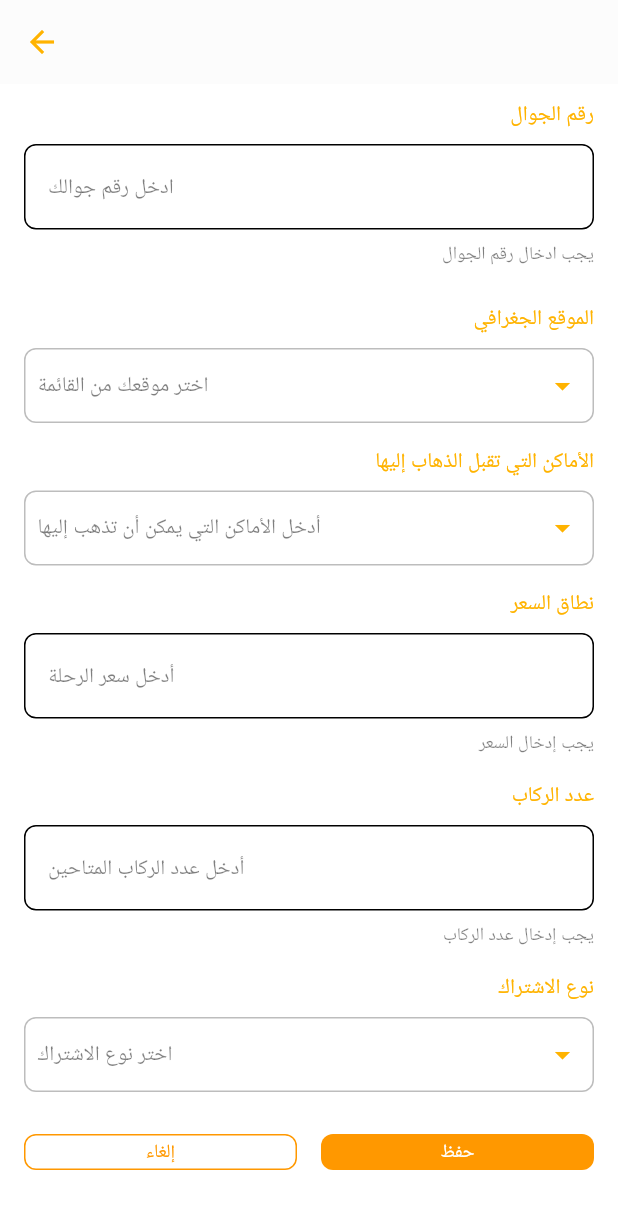
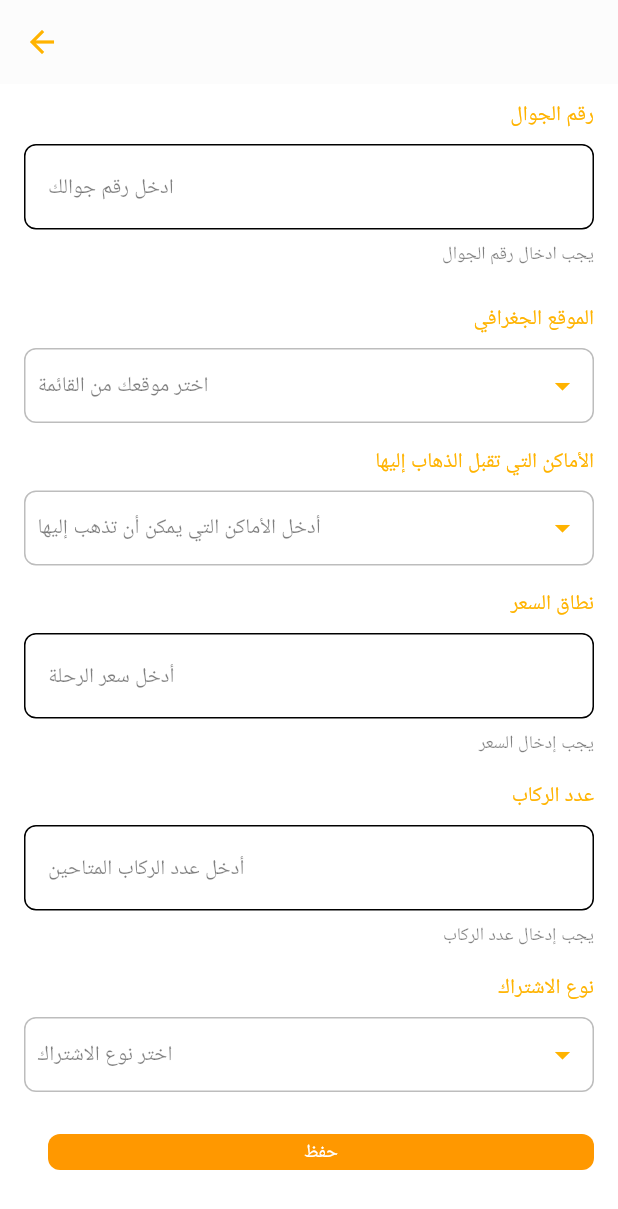
Before and after one commit to Saja-gfl/Darb, a Flutter app: the DriverInfoPage screen opened by its route, scrolled down 822 dp, on a phone screen of 412 x 824 dp. Shown: the top 1209 px of the screen. Run offline on Flutter 3.47's test engine with Material 3 defaults, Android fonts, the phone set to English and light mode, and no system bars; our stand-ins replace cached_network_image, cloud_firestore, firebase_auth, firebase_core, flutter_chat_ui, flutter_rating_bar and 5 more; accounts and stored records are empty.

Commit message:
حذف زر الالغاء ماله داعي

```diff
--- a/lib/Screens/DriverInfoPage.dart
+++ b/lib/Screens/DriverInfoPage.dart
@@ -486,23 +486,6 @@ class _DriverInfoPageState extends State<DriverInfoPage> {
   Widget _buildActionButtons() {
     return Row(
       children: [
-        Expanded(
-          child: ElevatedButton(
-            onPressed: () {
-              // Cancel action
-            },
-            style: ElevatedButton.styleFrom(
-              backgroundColor: Colors.white,
-              foregroundColor: Colors.orange,
-              side: const BorderSide(color: Colors.orange),
-              padding: const EdgeInsets.symmetric(vertical: 16),
-              shape: RoundedRectangleBorder(
-                borderRadius: BorderRadius.circular(8),
-              ),
-            ),
-            child: const Text("إلغاء"),
-          ),
-        ),
         const SizedBox(width: 16),
         Expanded(
           child: ElevatedButton(
```
